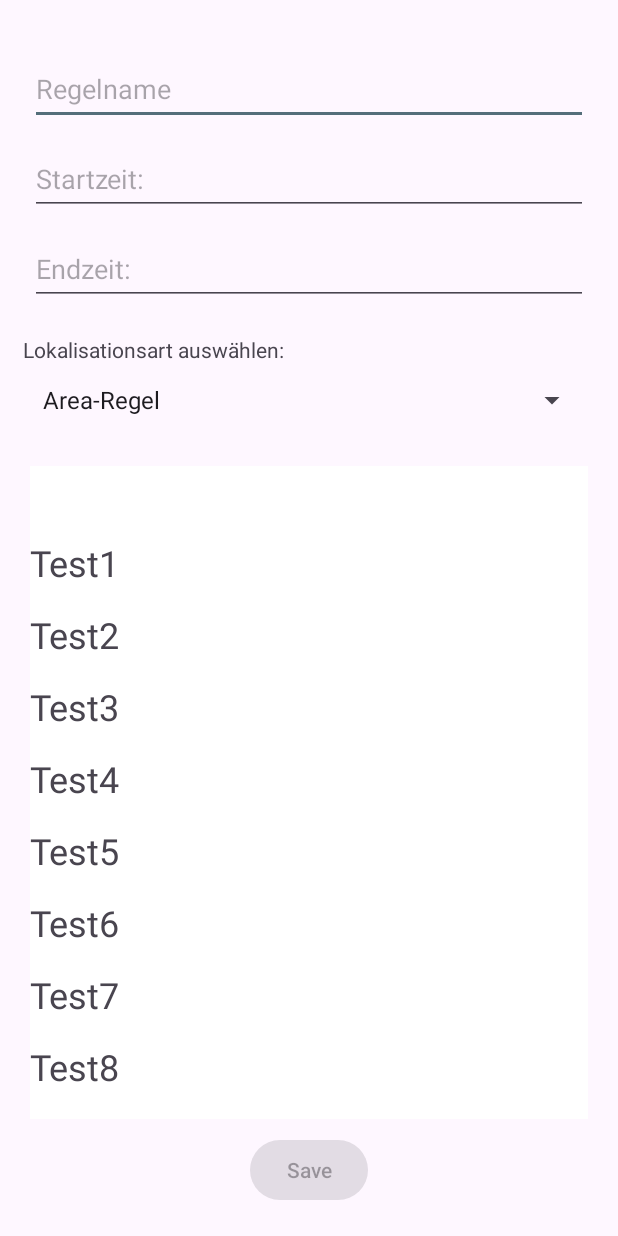
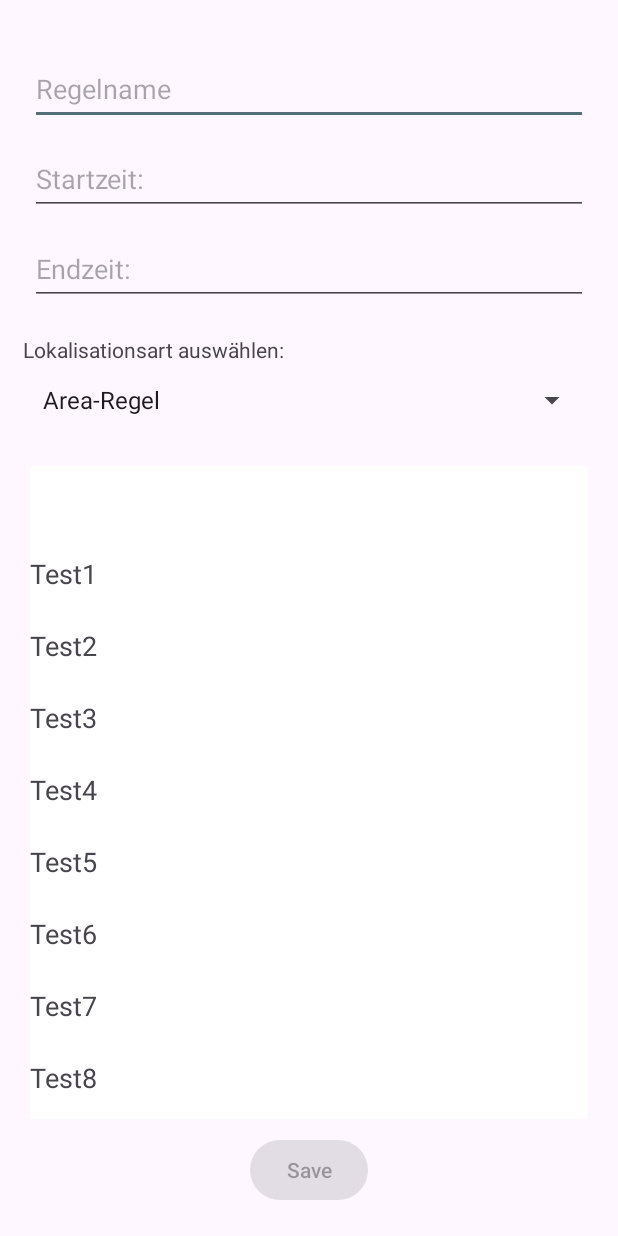
Before and after one commit to Skydeke/BeQuiet, an Android app: the fragment SelectWifiFragment placed in its activity, on a phone screen of 412 x 824 dp. Run offline under Robolectric (Android 15) with nearby library versions, the phone set to English and light mode, and no system bars; our stand-ins replace navigation-ui; libraries missing offline, so code that uses them is left out: org.osmdroid.api, org.osmdroid.config, org.osmdroid.events, org.osmdroid.tileprovider, org.osmdroid.util and 1 more; 15 statements that could not run were skipped.

Commit message:
Centered TextView in WifiSelection vertically

```diff
--- a/app/src/main/res/layout/selectable_string.xml
+++ b/app/src/main/res/layout/selectable_string.xml
@@ -9,9 +9,10 @@
         android:layout_width="match_parent"
         android:layout_height="48dp"
         android:text="@string/app_name"
-        android:textAlignment="inherit"
-        android:textSize="24sp"
+        android:textSize="18sp"
+        android:gravity="center_vertical"
         app:layout_constraintEnd_toEndOf="parent"
         app:layout_constraintStart_toStartOf="parent"
-        app:layout_constraintTop_toTopOf="parent" />
+        app:layout_constraintTop_toTopOf="parent"
+        />
 </LinearLayout>
```
